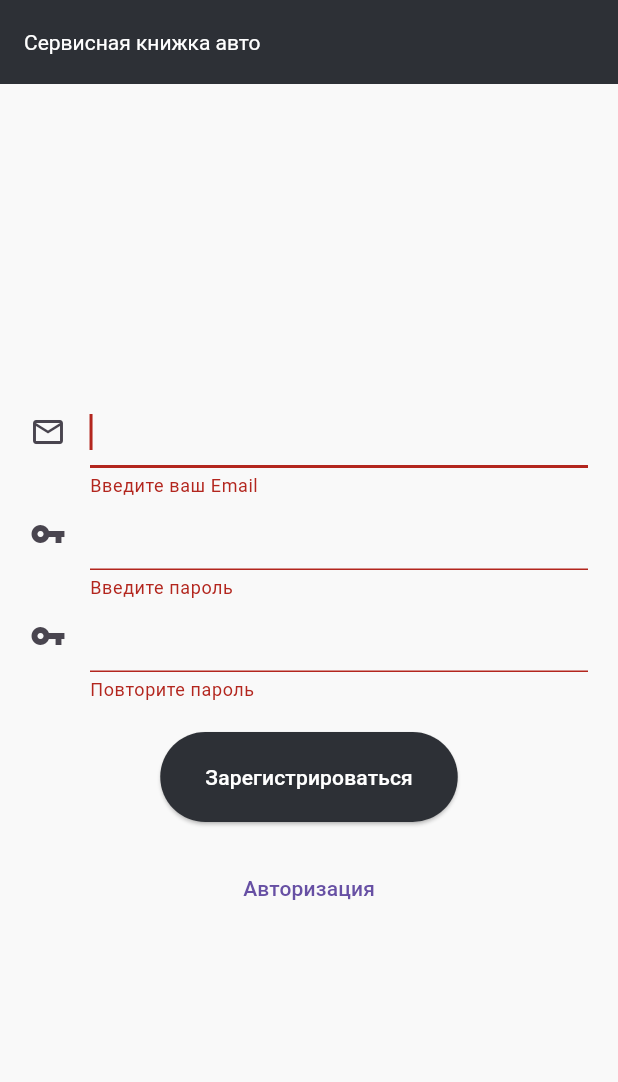
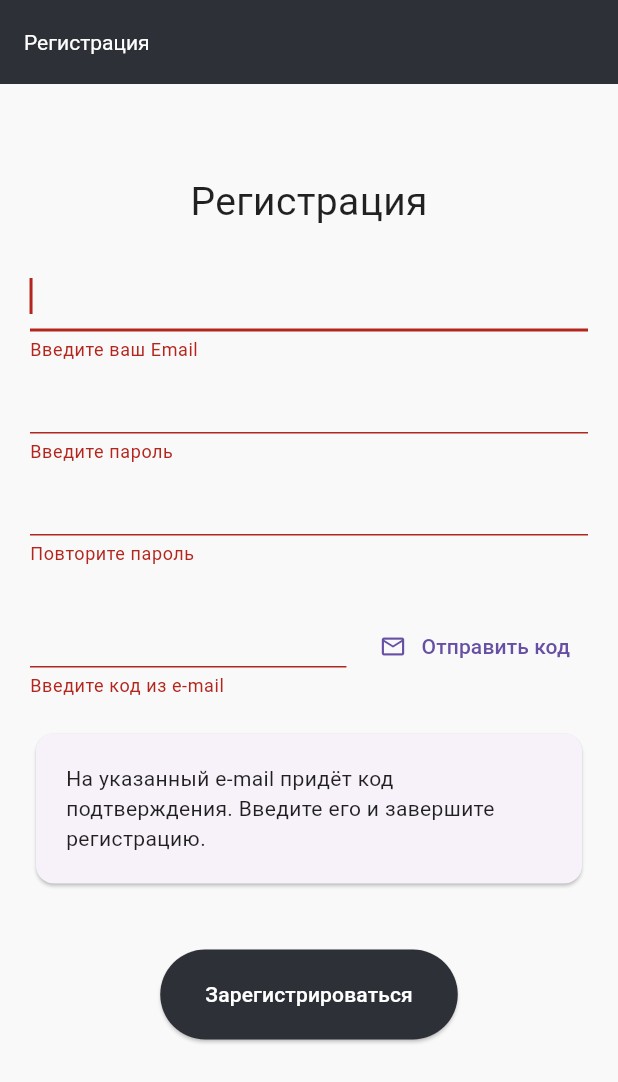
Before and after one commit to mil-ast/odo24_mobile, a Flutter app: the RegisterScreen screen opened directly, on a phone screen of 412 x 824 dp. Shown: the top 1082 px of the screen. Run offline on Flutter 3.47's test engine with Material 2 defaults, Android fonts, the phone set to English and light mode, and no system bars; our stand-ins replace dio, flutter_bloc, flutter_secure_storage, flutter_svg; accounts and stored records are empty.

Commit message:
register

```diff
--- a/lib/core/http/http_api.dart
+++ b/lib/core/http/http_api.dart
@@ -7,7 +7,7 @@ import 'package:odo24_mobile/services/auth/auth_service.dart';
 import 'package:odo24_mobile/services/auth/models/auth_token.dart';
 
 class HttpAPI {
-  static const String _baseURLHost = kDebugMode ? 'http://192.168.1.57:8000' : 'https://odo24.ru';
+  static const String _baseURLHost = kDebugMode ? 'http://192.168.1.63:8000' : 'https://odo24.ru';
   static bool _isRefresh = false;
 
   static Dio newDio({
--- a/lib/presentatin/home_screen/home_screen.dart
+++ b/lib/presentatin/home_screen/home_screen.dart
@@ -94,10 +94,10 @@ class HomeScreen extends StatelessWidget {
                       child: Align(
                         alignment: Alignment.centerRight,
                         child: FilledButton(
-                          child: Wrap(
+                          child: const Wrap(
                             crossAxisAlignment: WrapCrossAlignment.center,
                             spacing: 6,
-                            children: const [
+                            children: [
                               Icon(Icons.add),
                               Text('Добавить авто'),
                             ],
--- a/lib/presentatin/register_screen/register_cubit.dart
+++ b/lib/presentatin/register_screen/register_cubit.dart
@@ -34,13 +34,26 @@ class RegisterCubit extends Cubit<AppState> {
     return null;
   }
 
-  void register(String email, String password) async {
+  String? validateCode(String? code) {
+    if (code == null || code.isEmpty) {
+      return 'Введите код из e-mail';
+    } else if (code.length < 4) {
+      return 'Слишком короткий';
+    }
+    return null;
+  }
+
+  void sendRegisterCode(String email) {
+    _authService.registerSendConfirmationCode(email).then((_) {
+      emit(RegisterCubitSendCodeSuccessState());
+    }).catchError((e) {
+      emit(AppState.catchErrorHandler(e));
+    });
+  }
+
+  void register(String email, String password, String code) async {
     try {
-      /* await _authService.sendSignInLinkToEmail(
-        email,
-        //password,
-      ); */
-
+      await _authService.register(email, password, int.parse(code));
       emit(RegisterCubitRegisterSuccessState());
     } catch (e) {
       emit(AppStateError('internal.error', 'Неправильный логин или пароль'));
@@ -48,4 +61,8 @@ class RegisterCubit extends Cubit<AppState> {
   }
 }
 
-class RegisterCubitRegisterSuccessState extends AppState {}
+class RegisterCubitListenerState implements AppState {}
+
+class RegisterCubitRegisterSuccessState implements RegisterCubitListenerState {}
+
+class RegisterCubitSendCodeSuccessState implements RegisterCubitListenerState {}
--- a/lib/presentatin/register_screen/register_screen.dart
+++ b/lib/presentatin/register_screen/register_screen.dart
@@ -8,27 +8,24 @@ class RegisterScreen extends StatefulWidget {
   const RegisterScreen({super.key});
 
   @override
-  RegisterScreenState createState() {
-    return RegisterScreenState();
-  }
+  RegisterScreenState createState() => RegisterScreenState();
 }
 
-class RegisterScreenState extends State<RegisterScreen> {
+final class RegisterScreenState extends State<RegisterScreen> {
   final _formKey = GlobalKey<FormState>();
   final _emailController = TextEditingController();
   final _passwordController = TextEditingController();
   final _passwordConfirmController = TextEditingController();
+  final _codeController = TextEditingController();
 
   @override
   Widget build(BuildContext context) {
     return Scaffold(
       appBar: AppBar(
-        automaticallyImplyLeading: false,
-        title: const Text('Сервисная книжка авто'),
+        title: const Text('Регистрация'),
       ),
-      body: Center(
-        child: Padding(
-          padding: EdgeInsets.all(20),
+      body: Padding(
+        padding: const EdgeInsets.all(20),
         child: SingleChildScrollView(
           child: BlocProvider(
             create: (context) => RegisterCubit(),
@@ -37,14 +34,21 @@ class RegisterScreenState extends State<RegisterScreen> {
                 if (state is RegisterCubitRegisterSuccessState) {
                   ScaffoldMessenger.of(context).showSnackBar(
                     SnackBar(
-                        content: Text('Регистрация прошла успешно!'),
+                      content: const Text('Регистрация прошла успешно!'),
                       backgroundColor: Theme.of(context).primaryColor,
                     ),
                   );
 
-                    Navigator.pushReplacement(
+                  Navigator.pushReplacementNamed(
                     context,
-                      MaterialPageRoute(builder: (context) => LoginScreen()),
+                    '/login',
+                  );
+                } else if (state is RegisterCubitSendCodeSuccessState) {
+                  ScaffoldMessenger.of(context).showSnackBar(
+                    SnackBar(
+                      content: const Text('Код подтверждения отправлен'),
+                      backgroundColor: Theme.of(context).primaryColor,
+                    ),
                   );
                 } else if (state is AppStateError) {
                   ScaffoldMessenger.of(context).showSnackBar(
@@ -54,24 +58,24 @@ class RegisterScreenState extends State<RegisterScreen> {
                   );
                 }
               },
-                buildWhen: (previous, current) {
-                  if (current is RegisterCubitRegisterSuccessState || current is AppStateError) {
-                    return false;
-                  }
-                  return true;
-                },
+              buildWhen: (previous, current) => current is AppStateDefault || current is AppStateLoading,
               builder: (context, state) => Form(
                 key: _formKey,
                 autovalidateMode: AutovalidateMode.always,
                 child: Column(
                   children: [
+                    const SizedBox(height: 40),
+                    const Text(
+                      'Регистрация',
+                      style: TextStyle(fontSize: 26),
+                    ),
+                    const SizedBox(height: 20),
                     TextFormField(
                         controller: _emailController,
                         keyboardType: TextInputType.emailAddress,
                         autofocus: true,
                         decoration: const InputDecoration(
                           helperText: 'Email',
-                            icon: Icon(Icons.email_outlined),
                         ),
                         validator: context.read<RegisterCubit>().validateEmail),
                     TextFormField(
@@ -80,7 +84,6 @@ class RegisterScreenState extends State<RegisterScreen> {
                       keyboardType: TextInputType.visiblePassword,
                       decoration: const InputDecoration(
                         helperText: "Пароль",
-                          icon: Icon(Icons.vpn_key),
                       ),
                       validator: context.read<RegisterCubit>().validatePassword,
                     ),
@@ -90,12 +93,50 @@ class RegisterScreenState extends State<RegisterScreen> {
                       keyboardType: TextInputType.visiblePassword,
                       decoration: const InputDecoration(
                         helperText: "Повторите пароль",
-                          icon: Icon(Icons.vpn_key),
                       ),
                       validator: (value) =>
                           context.read<RegisterCubit>().validateConfirmPassword(_passwordController.text, value),
                     ),
                     const SizedBox(height: 20),
+                    Row(
+                      children: [
+                        Expanded(
+                          child: TextFormField(
+                            controller: _codeController,
+                            keyboardType: TextInputType.visiblePassword,
+                            decoration: const InputDecoration(
+                              helperText: "Код подтверждения",
+                            ),
+                            validator: (value) => context.read<RegisterCubit>().validateCode(_codeController.text),
+                          ),
+                        ),
+                        const SizedBox(width: 10),
+                        TextButton(
+                          onPressed: () {
+                            if (_emailController.text.isNotEmpty) {
+                              context.read<RegisterCubit>().sendRegisterCode(_emailController.text);
+                            }
+                          },
+                          child: const Wrap(
+                            crossAxisAlignment: WrapCrossAlignment.center,
+                            spacing: 10,
+                            children: [
+                              Icon(Icons.email_outlined),
+                              Text('Отправить код'),
+                            ],
+                          ),
+                        )
+                      ],
+                    ),
+                    const SizedBox(height: 20),
+                    const Card(
+                      child: Padding(
+                        padding: EdgeInsets.all(20),
+                        child:
+                            Text('На указанный e-mail придёт код подтверждения. Введите его и завершите регистрацию.'),
+                      ),
+                    ),
+                    const SizedBox(height: 40),
                     ElevatedButton(
                       onPressed: () async {
                         if (!_formKey.currentState!.validate()) {
@@ -104,23 +145,14 @@ class RegisterScreenState extends State<RegisterScreen> {
 
                         final login = _emailController.text;
                         final password = _passwordController.text;
+                        final code = _codeController.text;
 
-                          context.read<RegisterCubit>().register(login, password);
+                        context.read<RegisterCubit>().register(login, password, code);
                       },
                       child: const Text('Зарегистрироваться'),
                     ),
                     const SizedBox(height: 20),
-                      TextButton(
-                        onPressed: () {
-                          Navigator.pushReplacement(
-                            context,
-                            MaterialPageRoute(builder: (context) => LoginScreen()),
-                          );
-                        },
-                        child: Text('Авторизация'),
-                      )
                   ],
-                  ),
                 ),
               ),
             ),
--- a/lib/routes.dart
+++ b/lib/routes.dart
@@ -1,10 +1,14 @@
 import 'package:flutter/material.dart';
 import 'package:odo24_mobile/presentatin/home_screen/home_screen.dart';
 import 'package:odo24_mobile/presentatin/login_screen/login_screen.dart';
+import 'package:odo24_mobile/presentatin/login_screen/password_recovery_screen/password_recovery_screen.dart';
+import 'package:odo24_mobile/presentatin/register_screen/register_screen.dart';
 import 'package:odo24_mobile/presentatin/splash_screen/splash_screen.dart';
 
 final Map<String, WidgetBuilder> routes = {
   '/': (context) => const SplashScreen(),
+  '/register': (context) => const RegisterScreen(),
   '/login': (context) => const LoginScreen(),
+  '/login/password_recovery': (context) => const PasswordRecoveryScreen(),
   '/home': (context) => const HomeScreen(),
 };
```
Also changed, not shown: lib/presentatin/home_screen/cars/car_item_widget.dart (+4 -4 lines), lib/presentatin/login_screen/login_screen.dart (+26 -52 lines), lib/presentatin/login_screen/password_recovery_screen/password_recovery_screen.dart (added, +11 -0 lines), lib/repository/auth/auth.repository.dart (+11 -6 lines), lib/services/auth/auth_service.dart (+7 -6 lines). Lines whose indentation alone changed are shown as unchanged.
